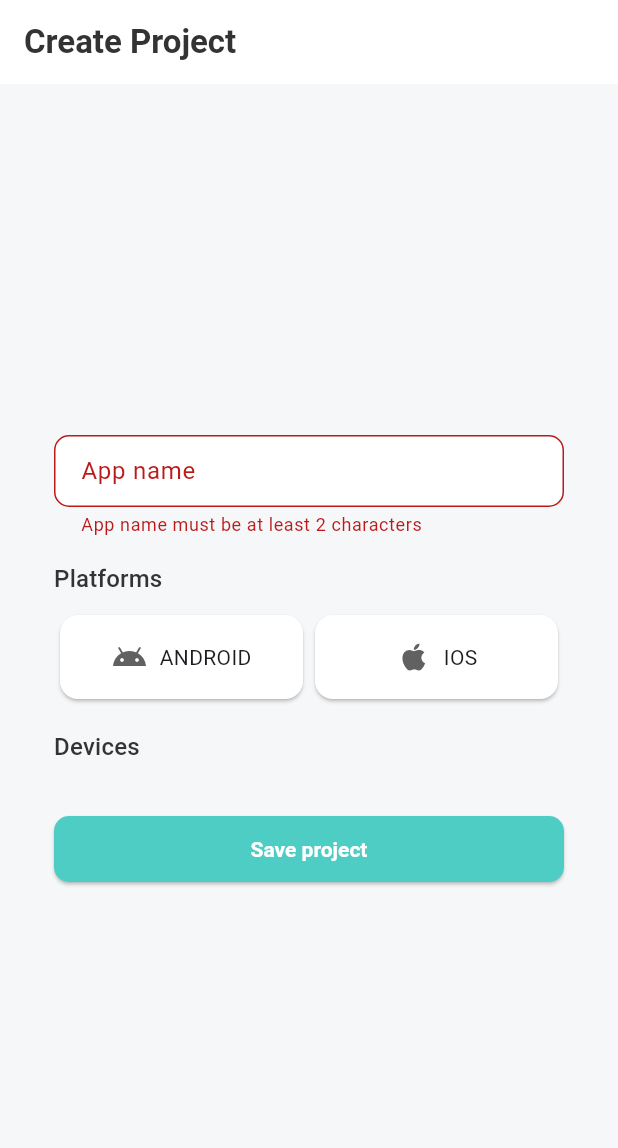
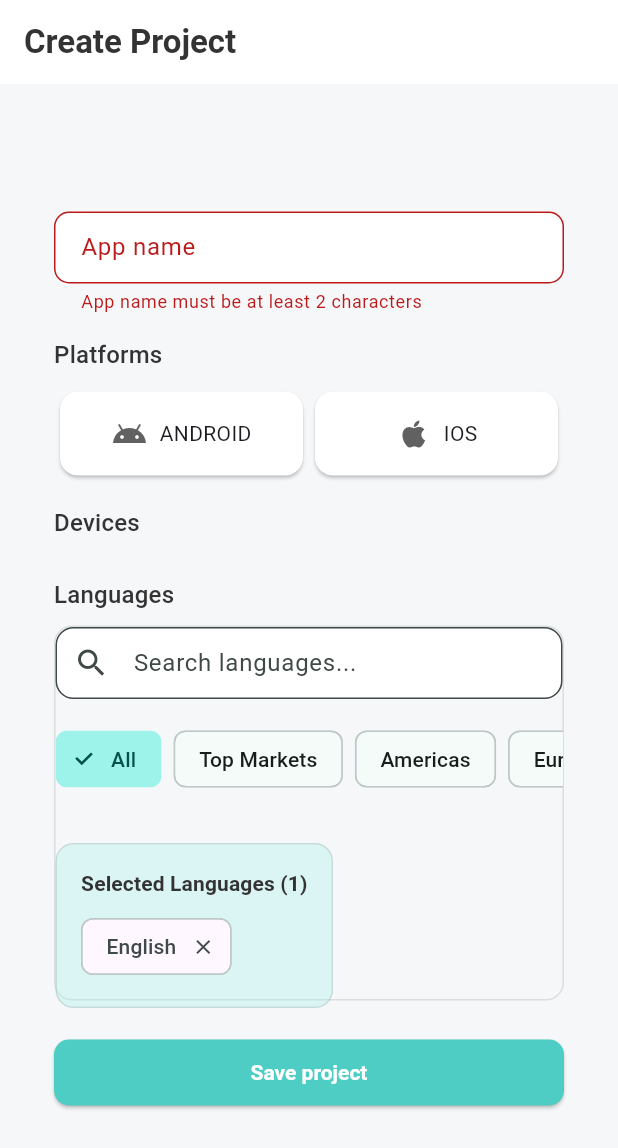
Before and after one commit to illusionistr/screenshot, a Flutter app: the CreateProjectScreen screen opened by its route, after a tap on "Save project", on a phone screen of 412 x 824 dp. Shown: the top 1148 px of the screen. Run offline on Flutter 3.47's test engine with Material 3 defaults, Android fonts, the phone set to English and light mode, and no system bars; our stand-ins replace cloud_firestore, firebase_auth, firebase_core, firebase_storage, flutter_riverpod, go_router and 1 more; accounts and stored records are empty; generated files the repository leaves out were written again; statements that could not run were skipped.

Commit message:
Update dependencies in pubspec.lock and enhance Create Project screen with language selection and improved device selection UI. Refactor DeviceCard for better layout and responsiveness.

```diff
--- a/lib/features/projects/screens/create_project_screen.dart
+++ b/lib/features/projects/screens/create_project_screen.dart
@@ -5,6 +5,7 @@ import 'package:go_router/go_router.dart';
 import '../../../core/utils/validators.dart';
 import '../../../core/widgets/custom_button.dart';
 import '../../../features/shared/widgets/responsive_layout.dart';
+import '../../../features/shared/widgets/language_selector.dart';
 import '../providers/project_provider.dart';
 import '../widgets/device_selector.dart';
 import '../widgets/platform_selector.dart';
@@ -13,7 +14,8 @@ class CreateProjectScreen extends ConsumerStatefulWidget {
   const CreateProjectScreen({super.key});
 
   @override
-  ConsumerState<CreateProjectScreen> createState() => _CreateProjectScreenState();
+  ConsumerState<CreateProjectScreen> createState() =>
+      _CreateProjectScreenState();
 }
 
 class _CreateProjectScreenState extends ConsumerState<CreateProjectScreen> {
@@ -21,7 +23,7 @@ class _CreateProjectScreenState extends ConsumerState<CreateProjectScreen> {
   final _appNameCtrl = TextEditingController();
   List<String> _platforms = [];
   List<String> _deviceIds = [];
-  final List<String> _supportedLanguages = ['en']; // Default to English
+  List<String> _supportedLanguages = ['en']; // Default to English
 
   @override
   void dispose() {
@@ -35,7 +37,14 @@ class _CreateProjectScreenState extends ConsumerState<CreateProjectScreen> {
     }
 
     if (_platforms.isEmpty) {
-      ScaffoldMessenger.of(context).showSnackBar(const SnackBar(content: Text('Select at least one platform')));
+      ScaffoldMessenger.of(context).showSnackBar(
+          const SnackBar(content: Text('Select at least one platform')));
+      return;
+    }
+
+    if (_supportedLanguages.isEmpty) {
+      ScaffoldMessenger.of(context).showSnackBar(
+          const SnackBar(content: Text('Select at least one language')));
       return;
     }
 
@@ -61,7 +70,6 @@ class _CreateProjectScreenState extends ConsumerState<CreateProjectScreen> {
 
   @override
   Widget build(BuildContext context) {
-
     return Scaffold(
       appBar: AppBar(title: const Text('Create Project')),
       body: ResponsiveLayout(
@@ -75,10 +83,12 @@ class _CreateProjectScreenState extends ConsumerState<CreateProjectScreen> {
                 TextFormField(
                   controller: _appNameCtrl,
                   decoration: const InputDecoration(labelText: 'App name'),
-                validator: (v) => Validators.minLength(v, 2, fieldName: 'App name'),
+                  validator: (v) =>
+                      Validators.minLength(v, 2, fieldName: 'App name'),
                 ),
                 const SizedBox(height: 16),
-              Text('Platforms', style: Theme.of(context).textTheme.titleMedium),
+                Text('Platforms',
+                    style: Theme.of(context).textTheme.titleMedium),
                 const SizedBox(height: 8),
                 PlatformSelector(
                   onChanged: (value) => setState(() => _platforms = value),
@@ -89,6 +99,30 @@ class _CreateProjectScreenState extends ConsumerState<CreateProjectScreen> {
                 DeviceSelector(
                   selectedPlatforms: _platforms,
                   onChanged: (value) => setState(() => _deviceIds = value),
+                ),
+                const SizedBox(height: 16),
+                Text('Languages',
+                    style: Theme.of(context).textTheme.titleMedium),
+                const SizedBox(height: 8),
+                Container(
+                  height: 250,
+                  decoration: BoxDecoration(
+                    border: Border.all(
+                        color: Theme.of(context)
+                            .colorScheme
+                            .outline
+                            .withOpacity(0.2)),
+                    borderRadius: BorderRadius.circular(12),
+                  ),
+                  child: LanguageSelector(
+                    selectedLanguageCodes: _supportedLanguages,
+                    onSelectionChanged: (value) =>
+                        setState(() => _supportedLanguages = value),
+                    multiSelect: true,
+                    title: null,
+                    showRegionHeaders: true,
+                    showSearch: true,
+                  ),
                 ),
                 const SizedBox(height: 24),
                 CustomButton(
--- a/lib/features/projects/widgets/device_selector.dart
+++ b/lib/features/projects/widgets/device_selector.dart
@@ -16,7 +16,8 @@ class DeviceSelector extends StatefulWidget {
 
   final List<String> selectedPlatforms;
   final void Function(List<String> selectedDeviceIds) onChanged;
-  final List<String> initialSelection; // Now uses device IDs instead of platform -> device names
+  final List<String>
+      initialSelection; // Now uses device IDs instead of platform -> device names
   final bool useNewModel; // For backward compatibility
 
   @override
@@ -82,18 +83,18 @@ class _DeviceSelectorState extends State<DeviceSelector> {
           Text(
             entry.key.displayName,
             style: Theme.of(context).textTheme.titleMedium?.copyWith(
-              fontWeight: FontWeight.w600,
-            ),
+                  fontWeight: FontWeight.w600,
+                ),
           ),
           const SizedBox(height: 12),
           GridView.builder(
             shrinkWrap: true,
             physics: const NeverScrollableScrollPhysics(),
             gridDelegate: const SliverGridDelegateWithFixedCrossAxisCount(
-              crossAxisCount: 2,
-              childAspectRatio: 3.2,
-              crossAxisSpacing: 8,
-              mainAxisSpacing: 8,
+              crossAxisCount: 4,
+              childAspectRatio: 2.2,
+              crossAxisSpacing: 4,
+              mainAxisSpacing: 4,
             ),
             itemCount: entry.value.length,
             itemBuilder: (context, index) {
@@ -117,13 +118,15 @@ class _DeviceSelectorState extends State<DeviceSelector> {
       children: [
         for (final platform in widget.selectedPlatforms) ...[
           const SizedBox(height: 8),
-          Text(platform.toUpperCase(), style: Theme.of(context).textTheme.titleMedium),
+          Text(platform.toUpperCase(),
+              style: Theme.of(context).textTheme.titleMedium),
           const SizedBox(height: 4),
           Wrap(
             spacing: 12,
             runSpacing: 8,
             children: [
-              for (final device in AppConstants.devicesByPlatform[platform] ?? const <String>[])
+              for (final device in AppConstants.devicesByPlatform[platform] ??
+                  const <String>[])
                 FilterChip(
                   label: Text(device),
                   selected: _selectedDeviceIds.contains(device),
```
Also changed, not shown: lib/features/shared/widgets/device_card.dart (+30 -21 lines), pubspec.lock. Lines whose indentation alone changed are shown as unchanged.
